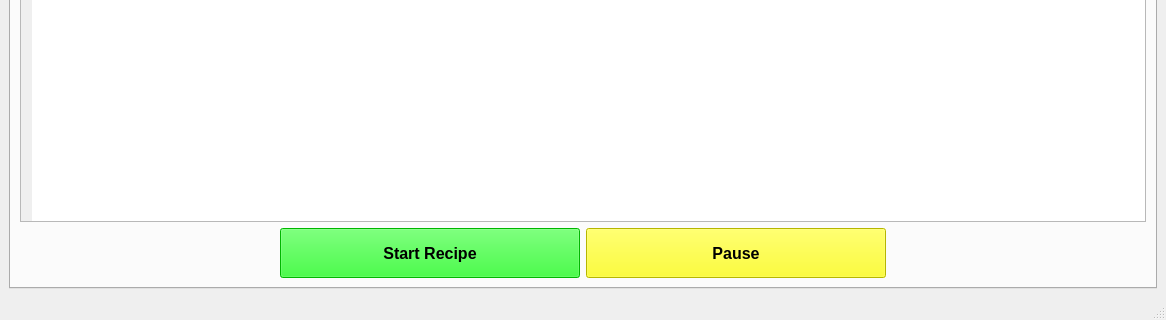
This is src/gui/main.ui in TheRealJarbean/lattice as Qt 5 draws it before an edit; both pictures show x 0 to 1166 and y 459 to 779 of the 1166 by 779 pixel window. The edited form follows.
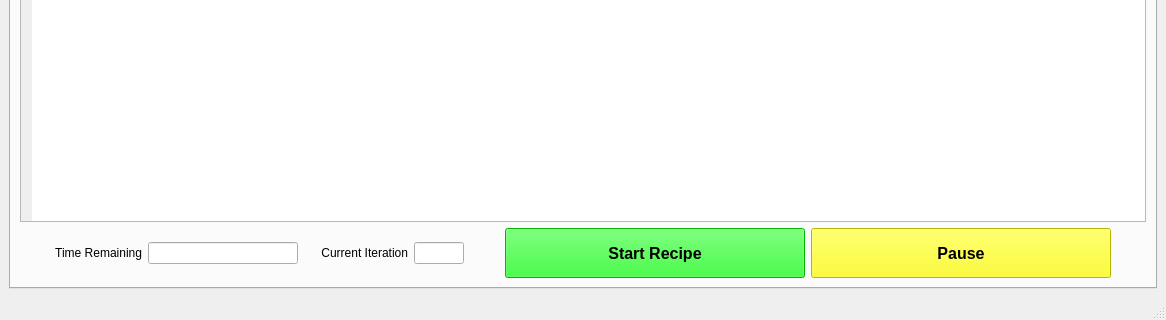
This is the edited form. The open tabs and pages were chosen to show the change. Icons and pictures are not drawn. Custom widgets are drawn as their Qt base class.

Commit message: feat: Add recipe monitors, add cursor to plots, change wait_for_setpoint behavior

```diff
--- a/src/gui/main.ui
+++ b/src/gui/main.ui
@@ -2170,6 +2170,143 @@
           <property name="sizeConstraint">
            <enum>QLayout::SizeConstraint::SetDefaultConstraint</enum>
           </property>
+          <item>
+           <spacer name="horizontalSpacer_6">
+            <property name="orientation">
+             <enum>Qt::Orientation::Horizontal</enum>
+            </property>
+            <property name="sizeHint" stdset="0">
+             <size>
+              <width>40</width>
+              <height>20</height>
+             </size>
+            </property>
+           </spacer>
+          </item>
+          <item>
+           <widget class="QLabel" name="recipe_time_monitor_label">
+            <property name="sizePolicy">
+             <sizepolicy hsizetype="Minimum" vsizetype="Fixed">
+              <horstretch>0</horstretch>
+              <verstretch>0</verstretch>
+             </sizepolicy>
+            </property>
+            <property name="minimumSize">
+             <size>
+              <width>0</width>
+              <height>0</height>
+             </size>
+            </property>
+            <property name="maximumSize">
+             <size>
+              <width>150</width>
+              <height>16777215</height>
+             </size>
+            </property>
+            <property name="styleSheet">
+             <string notr="true">font: 700 12pt &quot;Segoe UI&quot;;</string>
+            </property>
+            <property name="text">
+             <string>Time Remaining</string>
+            </property>
+            <property name="alignment">
+             <set>Qt::AlignmentFlag::AlignRight|Qt::AlignmentFlag::AlignTrailing|Qt::AlignmentFlag::AlignVCenter</set>
+            </property>
+           </widget>
+          </item>
+          <item>
+           <widget class="QLineEdit" name="recipe_time_monitor_data">
+            <property name="sizePolicy">
+             <sizepolicy hsizetype="Fixed" vsizetype="Fixed">
+              <horstretch>0</horstretch>
+              <verstretch>0</verstretch>
+             </sizepolicy>
+            </property>
+            <property name="minimumSize">
+             <size>
+              <width>150</width>
+              <height>0</height>
+             </size>
+            </property>
+            <property name="maximumSize">
+             <size>
+              <width>150</width>
+              <height>16777215</height>
+             </size>
+            </property>
+            <property name="styleSheet">
+             <string notr="true">font: 12pt &quot;Segoe UI&quot;;</string>
+            </property>
+            <property name="alignment">
+             <set>Qt::AlignmentFlag::AlignCenter</set>
+            </property>
+            <property name="readOnly">
+             <bool>true</bool>
+            </property>
+           </widget>
+          </item>
+          <item>
+           <widget class="QLabel" name="recipe_loop_monitor_label">
+            <property name="sizePolicy">
+             <sizepolicy hsizetype="Minimum" vsizetype="Fixed">
+              <horstretch>0</horstretch>
+              <verstretch>0</verstretch>
+             </sizepolicy>
+            </property>
+            <property name="minimumSize">
+             <size>
+              <width>0</width>
+              <height>0</height>
+             </size>
+            </property>
+            <property name="maximumSize">
+             <size>
+              <width>200</width>
+              <height>16777215</height>
+             </size>
+            </property>
+            <property name="styleSheet">
+             <string notr="true">font: 700 12pt &quot;Segoe UI&quot;;</string>
+            </property>
+            <property name="text">
+             <string>     Current Iteration</string>
+            </property>
+            <property name="alignment">
+             <set>Qt::AlignmentFlag::AlignRight|Qt::AlignmentFlag::AlignTrailing|Qt::AlignmentFlag::AlignVCenter</set>
+            </property>
+           </widget>
+          </item>
+          <item>
+           <widget class="QLineEdit" name="recipe_loop_monitor_data">
+            <property name="sizePolicy">
+             <sizepolicy hsizetype="Fixed" vsizetype="Fixed">
+              <horstretch>0</horstretch>
+              <verstretch>0</verstretch>
+             </sizepolicy>
+            </property>
+            <property name="minimumSize">
+             <size>
+              <width>50</width>
+              <height>0</height>
+             </size>
+            </property>
+            <property name="maximumSize">
+             <size>
+              <width>50</width>
+              <height>16777215</height>
+             </size>
+            </property>
+            <property name="styleSheet">
+             <string notr="true">font: 12pt &quot;Segoe UI&quot;;</string>
+            </property>
+            <property name="alignment">
+             <set>Qt::AlignmentFlag::AlignCenter</set>
+            </property>
+            <property name="readOnly">
+             <bool>true</bool>
+            </property>
+           </widget>
+          </item>
           <item>
            <spacer name="horizontalSpacer_5">
             <property name="orientation">
@@ -2234,7 +2371,7 @@
            </widget>
           </item>
           <item>
-           <spacer name="horizontalSpacer_6">
+           <spacer name="horizontalSpacer_13">
             <property name="orientation">
              <enum>Qt::Orientation::Horizontal</enum>
             </property>
```
Left out of the diff: 2 changed lines with no effect on the pictures. The commit also changes 6 other files.
